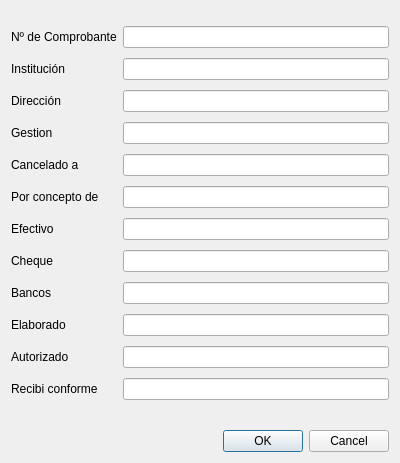
This is SampleApps/Voucher/Helvetas/ch.banana.apps.voucherhelvetas.dialog.ui in BananaAccounting/General as Qt 5 draws it before an edit. The edited form follows.
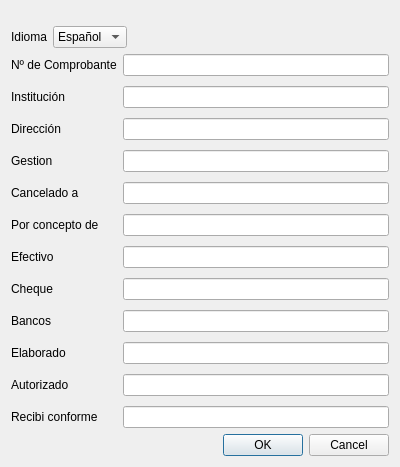
This is the edited form.

Commit message: Update voucherhelvetas, adddd english translations

The edit to the form file:
```diff
--- a/SampleApps/Voucher/Helvetas/ch.banana.apps.voucherhelvetas.dialog.ui
+++ b/SampleApps/Voucher/Helvetas/ch.banana.apps.voucherhelvetas.dialog.ui
@@ -30,6 +30,47 @@
      </property>
     </spacer>
    </item>
+   <item>
+    <layout class="QHBoxLayout" name="horizontalLayout_language">
+     <item>
+      <widget class="QLabel" name="LanguageLabel">
+       <property name="text">
+        <string>Idioma</string>
+       </property>
+       <property name="buddy">
+        <cstring>LanguageComboBox</cstring>
+       </property>
+      </widget>
+     </item>
+     <item>
+      <widget class="QComboBox" name="LanguageComboBox">
+       <item>
+        <property name="text">
+         <string>Español</string>
+        </property>
+       </item>
+       <item>
+        <property name="text">
+         <string>English</string>
+        </property>
+       </item>
+      </widget>
+     </item>
+     <item>
+      <spacer name="horizontalSpacer_language">
+       <property name="orientation">
+        <enum>Qt::Horizontal</enum>
+       </property>
+       <property name="sizeHint" stdset="0">
+        <size>
+         <width>40</width>
+         <height>20</height>
+        </size>
+       </property>
+      </spacer>
+     </item>
+    </layout>
+   </item>
    <item>
     <layout class="QGridLayout" name="gridLayout_general">
      <property name="leftMargin">
```
Left out of the diff: 1 changed line with no effect on the pictures. The commit also changes 2 other files.
